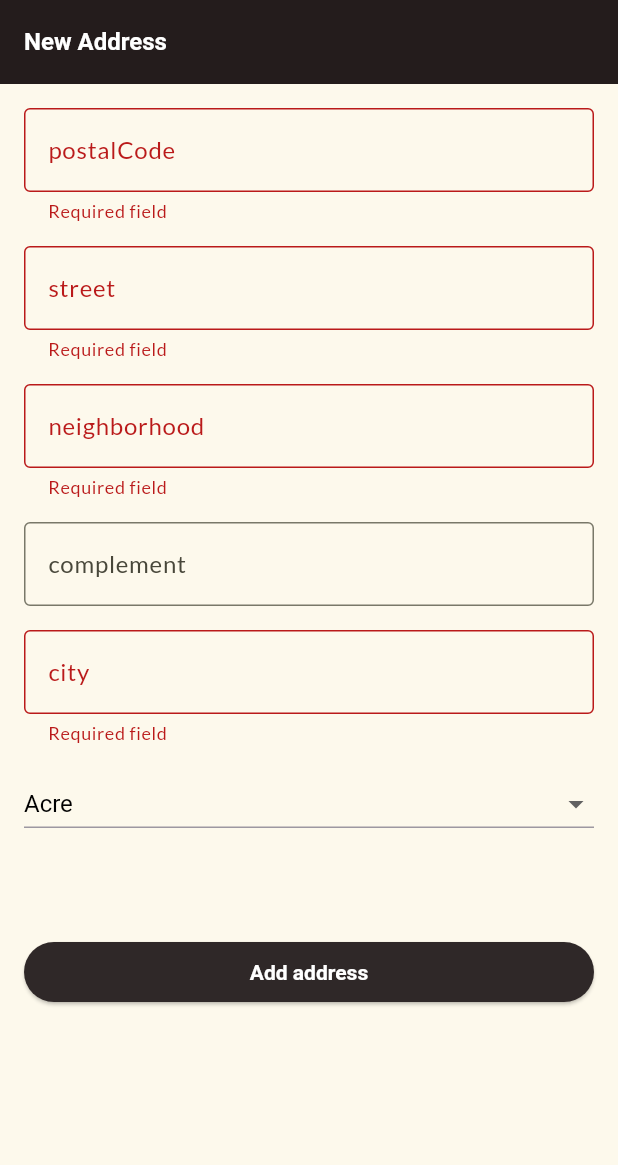
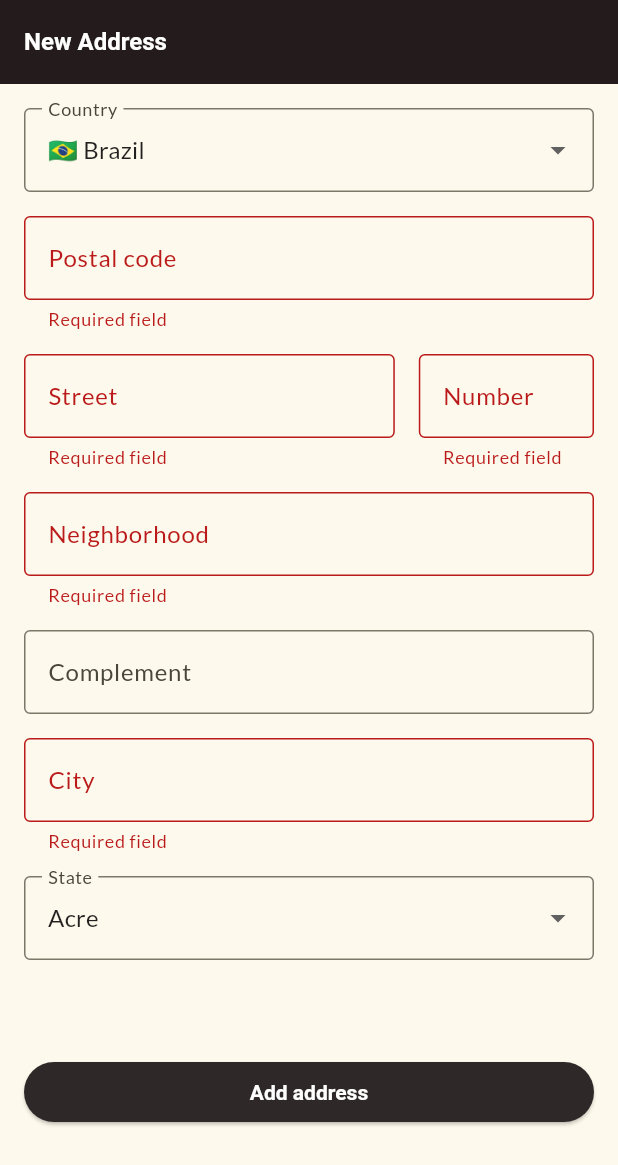
Before and after one commit to guilhermezdev/address_book, a Flutter app: the NewAddressScreen screen opened by its route, after a tap on "Add address", on a phone screen of 412 x 824 dp. Shown: the top 1165 px of the screen. Run offline on Flutter 3.47's test engine with Material 2 defaults, Android fonts, the phone set to English and light mode, and no system bars; our stand-ins replace flutter_bloc, go_router, google_fonts, loading_animation_widget, mask_text_input_formatter, shared_preferences and 1 more; accounts and stored records are empty; statements that could not run were skipped.

Commit message:
layout improvements, add launcher icon

```diff
--- a/lib/data/database.dart
+++ b/lib/data/database.dart
@@ -16,7 +16,7 @@ class DatabaseProvider {
       'CREATE TABLE user(id INTEGER PRIMARY KEY, name TEXT, email TEXT, password TEXT)',
     );
     db.execute(
-      'CREATE TABLE address(id INTEGER PRIMARY KEY, postalCode TEXT, rua TEXT, complement TEXT, neighborhood TEXT, city TEXT, estado TEXT, userId INTEGER, FOREIGN KEY(userId) REFERENCES user(id))',
+      'CREATE TABLE address(id INTEGER PRIMARY KEY, postalCode TEXT, street TEXT, number TEXT, complement TEXT, neighborhood TEXT, city TEXT, estado TEXT, userId INTEGER, FOREIGN KEY(userId) REFERENCES user(id))',
     );
   }
 
--- a/lib/domain/address_model.dart
+++ b/lib/domain/address_model.dart
@@ -2,7 +2,8 @@ class AddressModel {
   final int? id;
   final int userId;
   final String postalCode;
-  final String rua;
+  final String street;
+  final String number;
   final String complement;
   final String neighborhood;
   final String city;
@@ -12,7 +13,8 @@ class AddressModel {
     this.id,
     required this.userId,
     required this.postalCode,
-    required this.rua,
+    required this.street,
+    required this.number,
     required this.complement,
     required this.neighborhood,
     required this.city,
@@ -23,7 +25,8 @@ class AddressModel {
         id: json['id'],
         userId: json['userId'],
         postalCode: json['postalCode'],
-        rua: json['rua'],
+        street: json['street'],
+        number: json['number'],
         complement: json['complement'],
         neighborhood: json['neighborhood'],
         city: json['city'],
@@ -34,7 +37,7 @@ class AddressModel {
         if (id != null) 'id': id,
         'userId': userId,
         'postalCode': postalCode,
-        'rua': rua,
+        'street': street,
         'complement': complement,
         'neighborhood': neighborhood,
         'city': city,
--- a/lib/features/home/view/home_screen.dart
+++ b/lib/features/home/view/home_screen.dart
@@ -188,7 +188,7 @@ class AddressCard extends StatelessWidget {
             horizontal: 12.0,
             vertical: 8.0,
           ),
-          title: Text(address.rua),
+          title: Text(address.street),
           subtitle: Column(
             crossAxisAlignment: CrossAxisAlignment.start,
             children: [
--- a/lib/features/new_address/view/new_address_screen.dart
+++ b/lib/features/new_address/view/new_address_screen.dart
@@ -23,6 +23,7 @@ class NewAddressScreen extends StatefulWidget {
 class _NewAddressScreenState extends State<NewAddressScreen> {
   late final TextEditingController _postalCodeController;
   late final TextEditingController _streetController;
+  late final TextEditingController _numberController;
   late final TextEditingController _cityController;
   late final TextEditingController _complementController;
   late final TextEditingController _neighborhoodController;
@@ -75,6 +76,7 @@ class _NewAddressScreenState extends State<NewAddressScreen> {
 
     _postalCodeController = TextEditingController();
     _streetController = TextEditingController();
+    _numberController = TextEditingController();
     _cityController = TextEditingController();
     _complementController = TextEditingController();
     _neighborhoodController = TextEditingController();
@@ -159,11 +161,30 @@ class _NewAddressScreenState extends State<NewAddressScreen> {
                 child: Column(
                   crossAxisAlignment: CrossAxisAlignment.stretch,
                   children: [
+                    DropdownButtonFormField<String>(
+                      value: '🇧🇷 Brazil',
+                      hint: const Text('Country'),
+                      decoration: const InputDecoration(labelText: 'Country'),
+                      onChanged: (String? value) {},
+                      items: const [
+                        DropdownMenuItem<String>(
+                          value: '🇧🇷 Brazil',
+                          child: Text(
+                            '🇧🇷 Brazil',
+                            style: TextStyle(
+                              fontSize: 16.0,
+                            ),
+                          ),
+                        ),
+                      ],
+                    ),
+                    const SizedBox(height: 16.0),
                     TextFormField(
                       controller: _postalCodeController,
                       keyboardType: TextInputType.number,
+                      textInputAction: TextInputAction.next,
                       decoration:
-                          const InputDecoration(labelText: 'postalCode'),
+                          const InputDecoration(labelText: 'Postal code'),
                       inputFormatters: [postalCodeMask],
                       onChanged: (value) {
                         if (value.length == 9) {
@@ -180,10 +201,16 @@ class _NewAddressScreenState extends State<NewAddressScreen> {
                       },
                     ),
                     const SizedBox(height: 16.0),
-                    TextFormField(
+                    Row(
+                      children: [
+                        SizedBox(
+                          width: MediaQuery.of(context).size.width * 0.6,
+                          child: TextFormField(
                             controller: _streetController,
                             keyboardType: TextInputType.streetAddress,
-                      decoration: const InputDecoration(labelText: 'street'),
+                            textInputAction: TextInputAction.next,
+                            decoration:
+                                const InputDecoration(labelText: 'Street'),
                             validator: (value) {
                               if (value == null || value.trim().isEmpty) {
                                 return 'Required field';
@@ -191,11 +218,31 @@ class _NewAddressScreenState extends State<NewAddressScreen> {
                               return null;
                             },
                           ),
+                        ),
+                        const SizedBox(width: 16.0),
+                        Expanded(
+                          child: TextFormField(
+                            controller: _numberController,
+                            keyboardType: TextInputType.streetAddress,
+                            textInputAction: TextInputAction.next,
+                            decoration:
+                                const InputDecoration(labelText: 'Number'),
+                            validator: (value) {
+                              if (value == null || value.trim().isEmpty) {
+                                return 'Required field';
+                              }
+                              return null;
+                            },
+                          ),
+                        ),
+                      ],
+                    ),
                     const SizedBox(height: 16.0),
                     TextFormField(
                       controller: _neighborhoodController,
+                      textInputAction: TextInputAction.next,
                       decoration:
-                          const InputDecoration(labelText: 'neighborhood'),
+                          const InputDecoration(labelText: 'Neighborhood'),
                       validator: (value) {
                         if (value == null || value.trim().isEmpty) {
                           return 'Required field';
@@ -206,13 +253,14 @@ class _NewAddressScreenState extends State<NewAddressScreen> {
                     const SizedBox(height: 16.0),
                     TextFormField(
                       controller: _complementController,
+                      textInputAction: TextInputAction.next,
                       decoration:
-                          const InputDecoration(labelText: 'complement'),
+                          const InputDecoration(labelText: 'Complement'),
                     ),
                     const SizedBox(height: 16.0),
                     TextFormField(
                       controller: _cityController,
-                      decoration: const InputDecoration(labelText: 'city'),
+                      decoration: const InputDecoration(labelText: 'City'),
                       validator: (value) {
                         if (value == null || value.trim().isEmpty) {
                           return 'Required field';
@@ -222,18 +270,10 @@ class _NewAddressScreenState extends State<NewAddressScreen> {
                       },
                     ),
                     const SizedBox(height: 16.0),
-                    DropdownButton<String>(
+                    DropdownButtonFormField<String>(
                       value: estado,
-                      elevation: 16,
-                      isExpanded: true,
-                      style: const TextStyle(
-                        color: Colors.black,
-                      ),
-                      hint: const Text('Estado'),
-                      underline: Container(
-                        height: 1,
-                        color: const Color(0xff9D98A1),
-                      ),
+                      hint: const Text('State'),
+                      decoration: const InputDecoration(labelText: 'State'),
                       onChanged: (String? value) {
                         setState(() {
                           estado = value!;
@@ -264,7 +304,8 @@ class _NewAddressScreenState extends State<NewAddressScreen> {
                           final newAddress = AddressModel(
                             userId: user.id!,
                             postalCode: _postalCodeController.text.trim(),
-                            rua: _streetController.text.trim(),
+                            street: _streetController.text.trim(),
+                            number: _numberController.text.trim(),
                             complement: _complementController.text.trim(),
                             neighborhood: _neighborhoodController.text.trim(),
                             city: _cityController.text.trim(),
--- a/lib/main.dart
+++ b/lib/main.dart
@@ -24,18 +24,15 @@ class _MyAppState extends State<MyApp> {
     authCubit = AuthCubit();
   }
 
-  @override
-  Widget build(BuildContext context) {
-    return BlocProvider<AuthCubit>(
-      create: (context) => authCubit,
-      child: MaterialApp.router(
-        title: 'Personal Address Book',
-        routerConfig: router,
-        debugShowCheckedModeBanner: false,
-        theme: ThemeData(
+  ThemeData get theme => ThemeData(
         textTheme: GoogleFonts.latoTextTheme(),
         inputDecorationTheme: const InputDecorationTheme(
           border: OutlineInputBorder(),
+        ),
+        dropdownMenuTheme: const DropdownMenuThemeData(
+          inputDecorationTheme: InputDecorationTheme(
+            border: OutlineInputBorder(),
+          ),
         ),
         appBarTheme: const AppBarTheme(
           color: Color(0xff241C1C),
@@ -61,8 +58,16 @@ class _MyAppState extends State<MyApp> {
           ),
         ),
         useMaterial3: true,
-        ),
+      );
+
+  @override
+  Widget build(BuildContext context) => BlocProvider<AuthCubit>(
+        create: (context) => authCubit,
+        child: MaterialApp.router(
+          title: 'Personal Address Book',
+          routerConfig: router,
+          debugShowCheckedModeBanner: false,
+          theme: theme,
         ),
       );
 }
-}
```
Also changed, not shown: lib/features/edit_address/view/edit_address_screen.dart (+56 -15 lines), 34 other files. Lines whose indentation alone changed are shown as unchanged.
